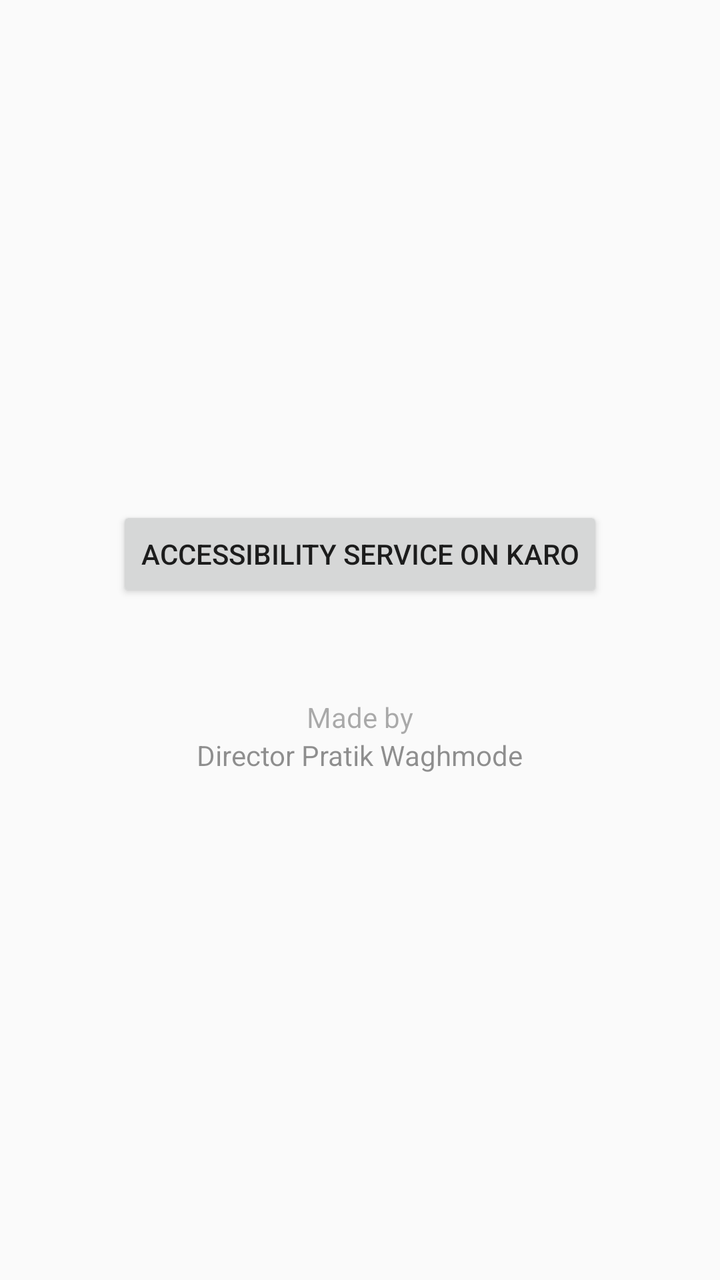
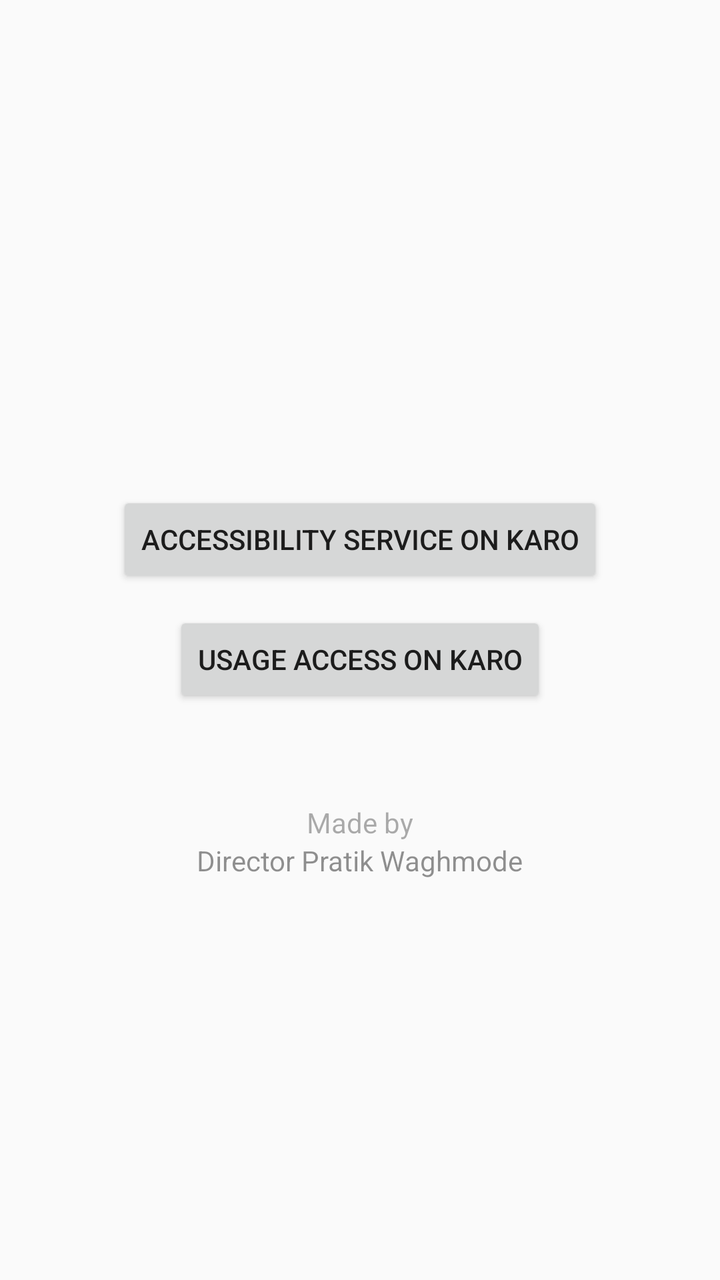

Before-and-after screenshots of an Android layout around one commit, followed by the original layout XML and the change that was made.
<!-- AndroidManifest.xml: application theme Theme.Recents -->
<!-- res/layout/activity_main.xml -->
<?xml version="1.0" encoding="utf-8"?>
<LinearLayout xmlns:android="http://schemas.android.com/apk/res/android"
    android:layout_width="match_parent"
    android:layout_height="match_parent"
    android:orientation="vertical"
    android:gravity="center"
    android:padding="24dp">

    <Button
        android:id="@+id/enableButton"
        android:layout_width="wrap_content"
        android:layout_height="wrap_content"
        android:text="@string/enable_service" />

    <TextView
        android:layout_width="wrap_content"
        android:layout_height="wrap_content"
        android:layout_marginTop="48dp"
        android:text="@string/credit"
        android:alpha="0.6" />

    <TextView
        android:layout_width="wrap_content"
        android:layout_height="wrap_content"
        android:text="@string/director"
        android:alpha="0.8" />
</LinearLayout>
<!-- resources referenced by this layout -->
<resources>
  <string name="credit">Made by</string>
  <string name="director">Director Pratik Waghmode</string>
  <string name="enable_service">Accessibility service ON karo</string>
  <style name="Theme.Recents" parent="Theme.AppCompat.DayNight.NoActionBar" />
</resources>

<!-- the commit's change to res/layout/activity_main.xml (unified diff, before → after) -->
@@ -6,11 +6,25 @@
     android:gravity="center"
     android:padding="24dp">
 
+    <TextView
+        android:id="@+id/statusText"
+        android:layout_width="wrap_content"
+        android:layout_height="wrap_content"
+        android:layout_marginBottom="24dp"
+        android:textSize="16sp" />
+
     <Button
         android:id="@+id/enableButton"
         android:layout_width="wrap_content"
         android:layout_height="wrap_content"
         android:text="@string/enable_service" />
+
+    <Button
+        android:id="@+id/usageButton"
+        android:layout_width="wrap_content"
+        android:layout_height="wrap_content"
+        android:layout_marginTop="12dp"
+        android:text="Usage access ON karo" />
 
     <TextView
         android:layout_width="wrap_content"
